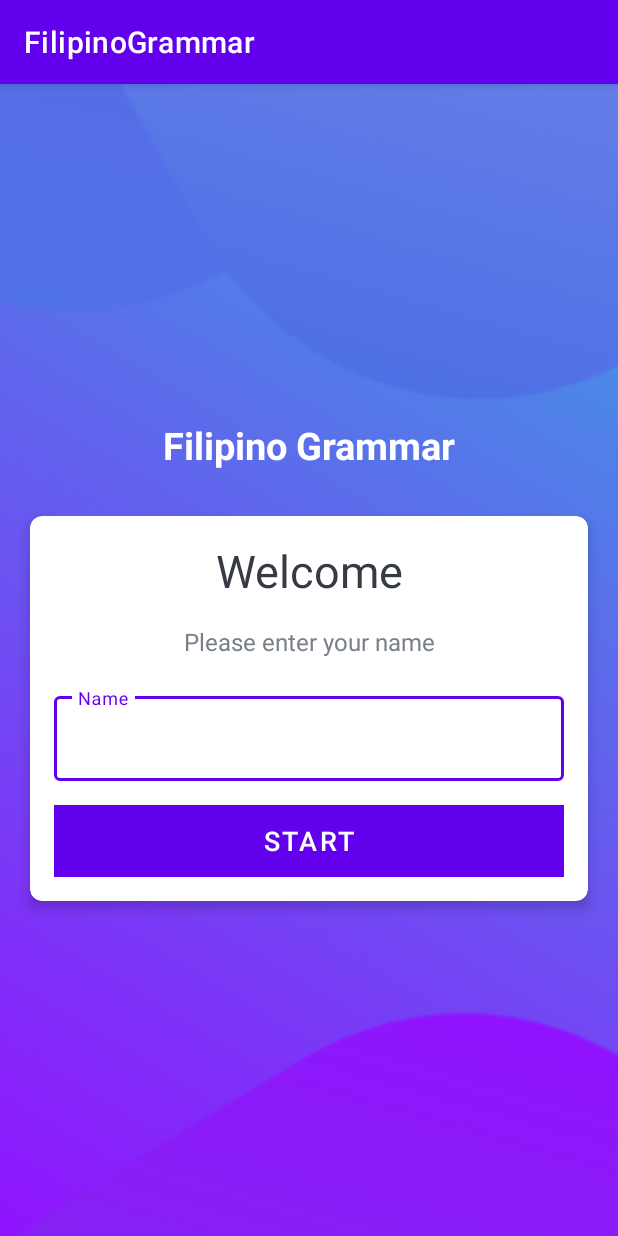
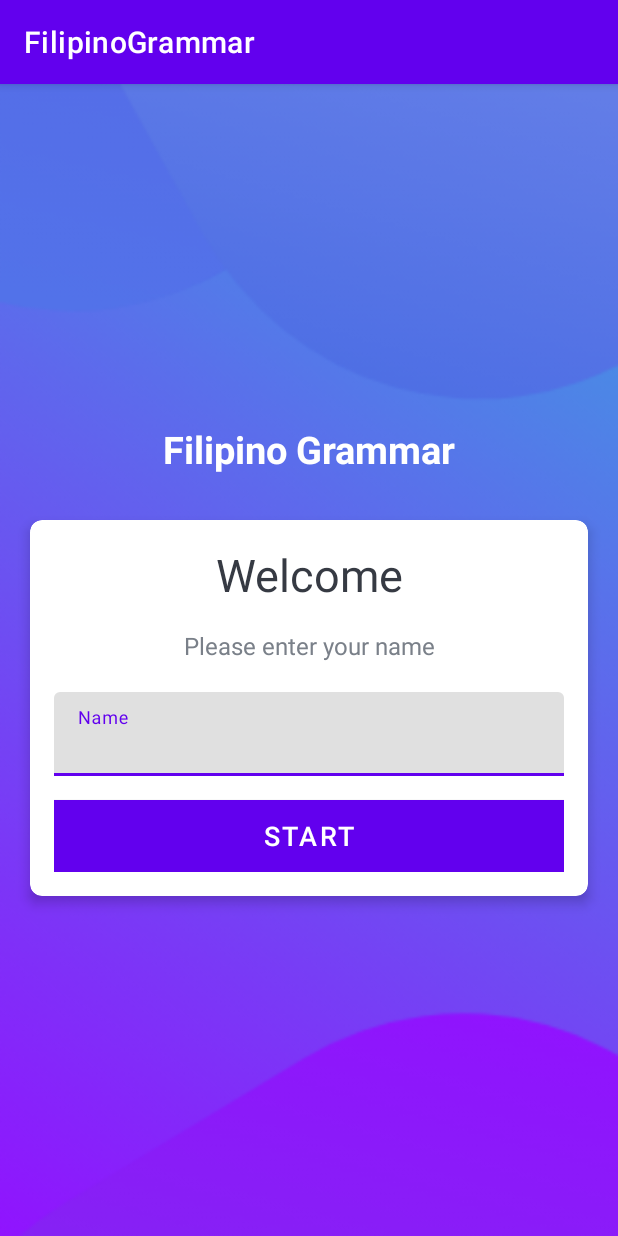
Before and after one commit to njadoon/FilipinoGrammar, an Android app: the screen it shows after launch (MainActivity), on a phone screen of 412 x 824 dp. Run offline under Robolectric (Android 15) with nearby library versions, the phone set to English and light mode, and no system bars.

Commit message:
decrease lines

```diff
--- a/app/src/main/res/layout/activity_main.xml
+++ b/app/src/main/res/layout/activity_main.xml
@@ -9,7 +9,6 @@
         android:orientation="vertical"
         tools:context=".MainActivity"
         android:background="@drawable/bg">
-
     <TextView
             android:id="@+id/appName"
             android:layout_width="match_parent"
@@ -19,8 +18,7 @@
             android:layout_marginBottom="30dp"
             android:textStyle="bold"
             android:textColor="@color/white"
-            android:gravity="center"
-            />
+            android:gravity="center"/>
     <androidx.cardview.widget.CardView
         android:layout_width="match_parent"
         android:layout_height="wrap_content"
@@ -28,22 +26,19 @@
         android:layout_marginEnd="20dp"
         android:background="@color/white"
         app:cardCornerRadius="8dp"
-        app:cardElevation="5dp"
-    >
+        app:cardElevation="5dp">
     <LinearLayout
             android:layout_width="match_parent"
             android:layout_height="wrap_content"
             android:orientation="vertical"
-            android:padding="16dp"
-    >
+            android:padding="16dp">
         <TextView
                 android:layout_width="match_parent"
                 android:layout_height="wrap_content"
                 android:gravity="center"
                 android:text="Welcome"
                 android:textColor="#363A43"
-                android:textSize="30sp"
-        />
+                android:textSize="30sp"/>
         <TextView
                 android:layout_width="match_parent"
                 android:layout_height="wrap_content"
@@ -51,14 +46,11 @@
                 android:text="Please enter your name"
                 android:textColor="#7A8089"
                 android:layout_marginTop="16dp"
-                android:textSize="16sp"
-        />
+                android:textSize="16sp"/>
         <com.google.android.material.textfield.TextInputLayout
                 android:layout_width="match_parent"
                 android:layout_height="wrap_content"
-                android:layout_marginTop="20dp"
-                style="@style/Widget.MaterialComponents.TextInputLayout.OutlinedBox"
-        >
+                android:layout_marginTop="20dp">
             <androidx.appcompat.widget.AppCompatEditText
                     android:layout_width="match_parent"
                     android:layout_height="wrap_content"
@@ -74,8 +66,7 @@
                 android:background="@color/colorPrimary"
                 android:text="Start"
                 android:textSize="18sp"
-                android:textColor="@color/white"
-        />
+                android:textColor="@color/white"/>
     </LinearLayout>
 </androidx.cardview.widget.CardView>
 </LinearLayout>
```
